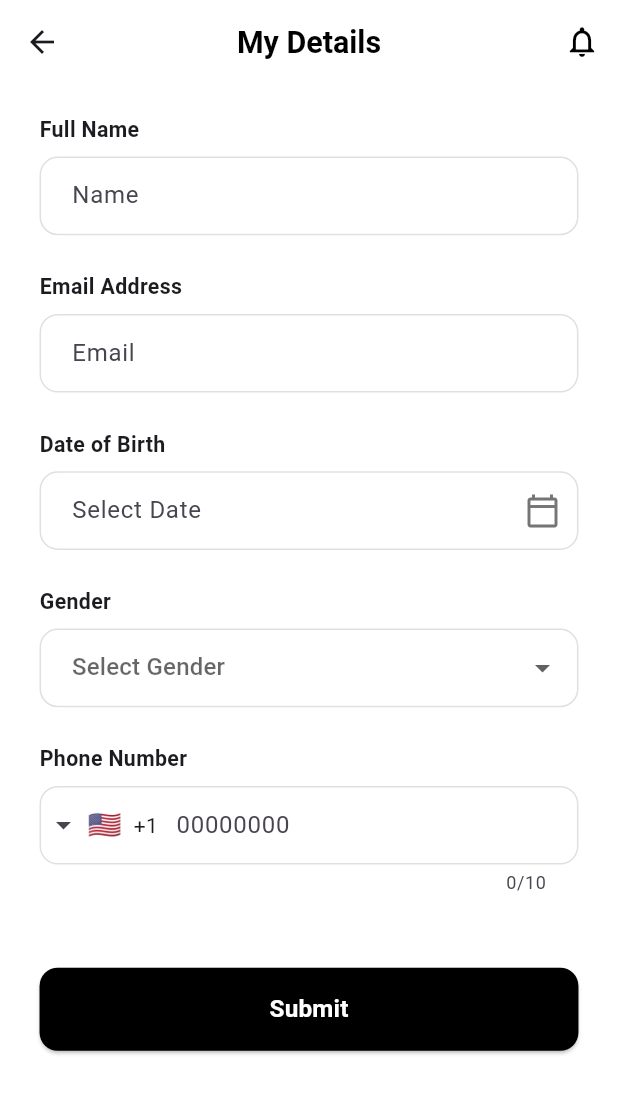
After one commit to jahangirad/Ecommerce-App, a Flutter app: the UsercreateView screen opened by its route, on a phone screen of 412 x 824 dp. The commit adds this screen. Shown: the top 1094 px of the screen. Run offline on Flutter 3.47's test engine with Material 3 defaults, Android fonts, the phone set to English and light mode, and no system bars; drawn by our look-alikes of intl_phone_field; our stand-ins replace flutter_screenutil, get.

Commit message:
User Details View Create

```diff
--- a/lib/app/modules/signup/views/signup_view.dart
+++ b/lib/app/modules/signup/views/signup_view.dart
@@ -99,7 +99,9 @@ class SignupView extends GetView<SignupController> {
                 Obx(() => SizedBox(
                   width: double.infinity,
                   child: ElevatedButton(
-                    onPressed: controller.isFormValid.value ? controller.createAccount : null,
+                    onPressed: (){
+                      Get.offNamed(Routes.USERCREATE);
+                    },
                     style: ElevatedButton.styleFrom(
                       padding: EdgeInsets.symmetric(vertical: 16.h),
                       backgroundColor: controller.isFormValid.value ? Colors.black : Colors.grey[300],
--- /dev/null
+++ b/lib/app/modules/usercreate/bindings/usercreate_binding.dart
@@ -0,0 +1,12 @@
+import 'package:get/get.dart';
+
+import '../controllers/usercreate_controller.dart';
+
+class UsercreateBinding extends Bindings {
+  @override
+  void dependencies() {
+    Get.lazyPut<UsercreateController>(
+      () => UsercreateController(),
+    );
+  }
+}
--- /dev/null
+++ b/lib/app/modules/usercreate/controllers/usercreate_controller.dart
@@ -0,0 +1,57 @@
+import 'package:flutter/material.dart';
+import 'package:get/get.dart';
+import 'package:intl/intl.dart';
+
+class UsercreateController extends GetxController {
+  // Text Editing Controllers
+  final nameController = TextEditingController();
+  final emailController = TextEditingController();
+  final dobController = TextEditingController();
+  final phoneController = TextEditingController();
+
+  // Observable for Gender Dropdown
+  final Rxn<String> selectedGender = Rxn<String>();
+  final genderOptions = ['Male', 'Female', 'Other'];
+
+
+
+  // Date Picker ফাংশন
+  Future<void> selectDate(BuildContext context) async {
+    final DateTime? picked = await showDatePicker(
+      context: context,
+      initialDate: DateTime(1990, 7, 12),
+      firstDate: DateTime(1900),
+      lastDate: DateTime.now(),
+    );
+    if (picked != null) {
+      // তারিখ ফরম্যাট করে কন্ট্রোলারে সেট করা
+      dobController.text = DateFormat('dd/MM/yyyy').format(picked);
+    }
+  }
+
+  // জেন্ডার পরিবর্তনের ফাংশন
+  void onGenderChanged(String? newValue) {
+    if (newValue != null) {
+      selectedGender.value = newValue;
+    }
+  }
+
+  // সাবমিট ফাংশন
+  void submitDetails() {
+    // এখানে ডেটা সাবমিট করার জন্য API কল করা হবে
+    Get.snackbar(
+      'Success',
+      'Details updated successfully!',
+      snackPosition: SnackPosition.BOTTOM,
+    );
+  }
+
+  @override
+  void onClose() {
+    nameController.dispose();
+    emailController.dispose();
+    dobController.dispose();
+    phoneController.dispose();
+    super.onClose();
+  }
+}
--- /dev/null
+++ b/lib/app/modules/usercreate/views/usercreate_view.dart
@@ -0,0 +1,156 @@
+import 'package:flutter/material.dart';
+import 'package:flutter_screenutil/flutter_screenutil.dart';
+
+import 'package:get/get.dart';
+import 'package:intl_phone_field/intl_phone_field.dart';
+
+import '../controllers/usercreate_controller.dart';
+
+class UsercreateView extends GetView<UsercreateController> {
+  const UsercreateView({super.key});
+  @override
+  Widget build(BuildContext context) {
+    return Scaffold(
+      backgroundColor: Colors.white,
+      appBar: AppBar(
+        backgroundColor: Colors.white,
+        elevation: 0,
+        title: Text(
+          'My Details',
+          style: TextStyle(color: Colors.black, fontSize: 20.sp, fontWeight: FontWeight.bold),
+        ),
+        centerTitle: true,
+        actions: [
+          IconButton(
+            onPressed: () {},
+            icon: Icon(Icons.notifications_outlined, color: Colors.black, size: 24.sp),
+          ),
+        ],
+      ),
+      body: SingleChildScrollView(
+        padding: EdgeInsets.symmetric(horizontal: 24.w, vertical: 20.h),
+        child: Column(
+          crossAxisAlignment: CrossAxisAlignment.stretch,
+          children: [
+            _buildLabel('Full Name'),
+            _buildTextField(texthin: 'Name', controller: controller.nameController),
+            SizedBox(height: 24.h),
+
+            _buildLabel('Email Address'),
+            _buildTextField(texthin: 'Email', controller: controller.emailController, keyboardType: TextInputType.emailAddress),
+            SizedBox(height: 24.h),
+
+            _buildLabel('Date of Birth'),
+            GestureDetector(
+              onTap: () => controller.selectDate(context),
+              child: AbsorbPointer( // এটি সরাসরি টেক্সট ফিল্ডে টাইপ করা বন্ধ করে
+                child: _buildTextField(
+                  texthin: 'Select Date',
+                  controller: controller.dobController,
+                  suffixIcon: Icon(Icons.calendar_today_outlined, color: Colors.grey[600]),
+                ),
+              ),
+            ),
+            SizedBox(height: 24.h),
+
+            _buildLabel('Gender'),
+            _buildGenderDropdown(),
+            SizedBox(height: 24.h),
+
+            _buildLabel('Phone Number'),
+            _buildPhoneField(),
+            SizedBox(height: 48.h),
+
+            ElevatedButton(
+              onPressed: controller.submitDetails,
+              style: ElevatedButton.styleFrom(
+                padding: EdgeInsets.symmetric(vertical: 16.h),
+                backgroundColor: Colors.black,
+                shape: RoundedRectangleBorder(borderRadius: BorderRadius.circular(12.r)),
+              ),
+              child: Text(
+                'Submit',
+                style: TextStyle(fontSize: 16.sp, fontWeight: FontWeight.bold, color: Colors.white),
+              ),
+            ),
+          ],
+        ),
+      ),
+    );
+  }
+
+  Widget _buildLabel(String text) {
+    return Padding(
+      padding: EdgeInsets.only(bottom: 8.h),
+      child: Text(text, style: TextStyle(fontSize: 14.sp, fontWeight: FontWeight.w600)),
+    );
+  }
+
+  Widget _buildTextField({required TextEditingController controller, TextInputType? keyboardType, Widget? suffixIcon, required String texthin}) {
+    return TextFormField(
+      controller: controller,
+      keyboardType: keyboardType,
+      decoration: InputDecoration(
+        hintText: texthin,
+        suffixIcon: suffixIcon,
+        contentPadding: EdgeInsets.symmetric(horizontal: 16.w, vertical: 14.h),
+        border: OutlineInputBorder(
+          borderRadius: BorderRadius.circular(12.r),
+          borderSide: BorderSide(color: Colors.grey[300]!),
+        ),
+        enabledBorder: OutlineInputBorder(
+          borderRadius: BorderRadius.circular(12.r),
+          borderSide: BorderSide(color: Colors.grey[300]!),
+        ),
+      ),
+    );
+  }
+
+  Widget _buildGenderDropdown() {
+    return Obx(() => DropdownButtonFormField<String>(
+      // পরিবর্তন এখানে: value এখন null হতে পারে
+      value: controller.selectedGender.value,
+
+      // এই hint এখন সঠিকভাবে দেখা যাবে যখন value null থাকবে
+      hint: const Text('Select Gender'),
+
+      items: controller.genderOptions.map((String gender) {
+        return DropdownMenuItem<String>(
+          value: gender,
+          child: Text(gender),
+        );
+      }).toList(),
+      onChanged: controller.onGenderChanged,
+      decoration: InputDecoration(
+        contentPadding: EdgeInsets.symmetric(horizontal: 16.w, vertical: 14.h),
+        border: OutlineInputBorder(
+          borderRadius: BorderRadius.circular(12.r),
+          borderSide: BorderSide(color: Colors.grey[300]!),
+        ),
+        enabledBorder: OutlineInputBorder(
+          borderRadius: BorderRadius.circular(12.r),
+          borderSide: BorderSide(color: Colors.grey[300]!),
+        ),
+      ),
+    ));
+  }
+
+  Widget _buildPhoneField() {
+    return IntlPhoneField(
+      controller: controller.phoneController,
+      initialCountryCode: 'US', // ছবির মতো ডিফল্ট দেশ
+      decoration: InputDecoration(
+        hintText: '00000000',
+        contentPadding: EdgeInsets.symmetric(horizontal: 16.w, vertical: 14.h),
+        border: OutlineInputBorder(
+          borderRadius: BorderRadius.circular(12.r),
+          borderSide: BorderSide(color: Colors.grey[300]!),
+        ),
+        enabledBorder: OutlineInputBorder(
+          borderRadius: BorderRadius.circular(12.r),
+          borderSide: BorderSide(color: Colors.grey[300]!),
+        ),
+      ),
+    );
+  }
+}
--- a/lib/app/routes/app_pages.dart
+++ b/lib/app/routes/app_pages.dart
@@ -12,6 +12,8 @@ import '../modules/signup/bindings/signup_binding.dart';
 import '../modules/signup/views/signup_view.dart';
 import '../modules/splash/bindings/splash_binding.dart';
 import '../modules/splash/views/splash_view.dart';
+import '../modules/usercreate/bindings/usercreate_binding.dart';
+import '../modules/usercreate/views/usercreate_view.dart';
 
 part 'app_routes.dart';
 
@@ -51,5 +53,10 @@ class AppPages {
       page: () => const ResetView(),
       binding: ResetBinding(),
     ),
+    GetPage(
+      name: _Paths.USERCREATE,
+      page: () => const UsercreateView(),
+      binding: UsercreateBinding(),
+    ),
   ];
 }
--- a/lib/app/routes/app_routes.dart
+++ b/lib/app/routes/app_routes.dart
@@ -9,6 +9,7 @@ abstract class Routes {
   static const SIGNUP = _Paths.SIGNUP;
   static const FORGOT = _Paths.FORGOT;
   static const RESET = _Paths.RESET;
+  static const USERCREATE = _Paths.USERCREATE;
 }
 
 abstract class _Paths {
@@ -19,4 +20,5 @@ abstract class _Paths {
   static const SIGNUP = '/signup';
   static const FORGOT = '/forgot';
   static const RESET = '/reset';
+  static const USERCREATE = '/usercreate';
 }
--- a/lib/main.dart
+++ b/lib/main.dart
@@ -14,6 +14,8 @@ void main() {
       builder: (context, child){
         return GetMaterialApp(
           debugShowCheckedModeBanner: false,
+          defaultTransition: Transition.fade,
+          transitionDuration: Duration(milliseconds: 300),
           title: "Ecommerce App",
           initialRoute: AppPages.INITIAL,
           getPages: AppPages.routes,
--- a/pubspec.yaml
+++ b/pubspec.yaml
@@ -37,6 +37,8 @@ dependencies:
   get: ^4.7.2
   flutter_screenutil: ^5.9.3
   flutter_dotenv: ^5.2.1
+  intl_phone_field: ^3.2.0
+  intl: ^0.20.2
 
 dev_dependencies:
   flutter_test:
```
Also changed, not shown: pubspec.lock.
